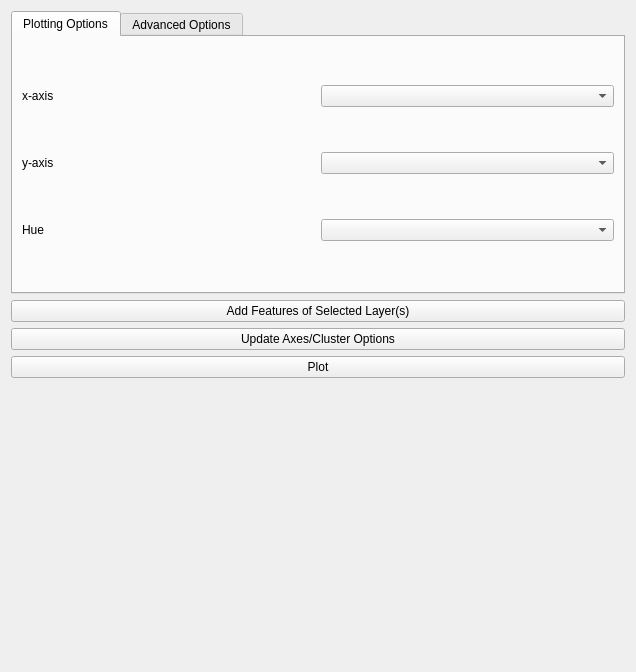
Qt form napari_clusters_plotter/plotter_inputs.ui (BiAPoL/napari-clusters-plotter) before a commit.
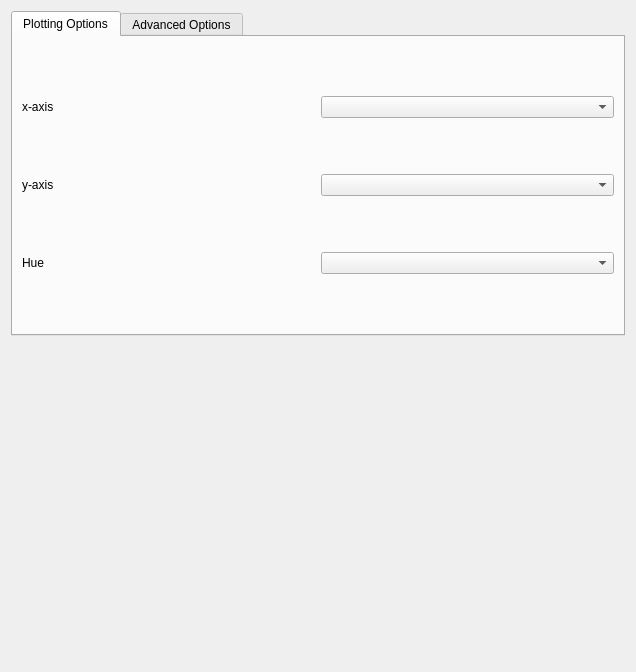
The same form after that commit.

Commit message: removed unused buttons

What changed in the file:
```diff
--- a/napari_clusters_plotter/plotter_inputs.ui
+++ b/napari_clusters_plotter/plotter_inputs.ui
@@ -189,27 +189,6 @@
      </widget>
     </widget>
    </item>
-   <item>
-    <widget class="QPushButton" name="feature_import_button">
-     <property name="text">
-      <string>Add Features of Selected Layer(s)</string>
-     </property>
-    </widget>
-   </item>
-   <item>
-    <widget class="QPushButton" name="update_axes_button">
-     <property name="text">
-      <string>Update Axes/Cluster Options</string>
-     </property>
-    </widget>
-   </item>
-   <item>
-    <widget class="QPushButton" name="plot_button">
-     <property name="text">
-      <string>Plot</string>
-     </property>
-    </widget>
-   </item>
    <item>
     <spacer name="verticalSpacer">
      <property name="orientation">
```
The commit also changes 1 other file.
